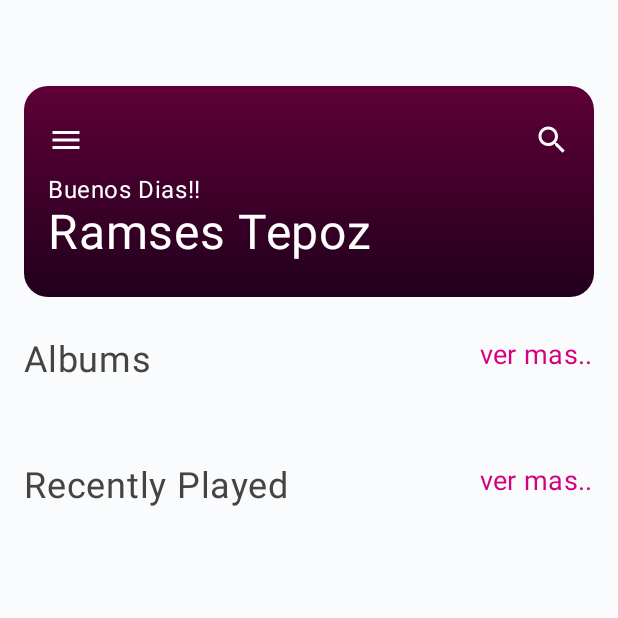
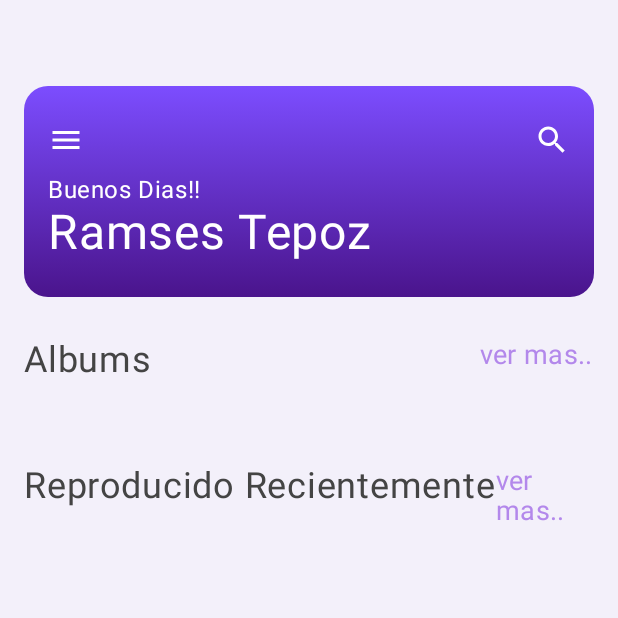
Before and after one commit to Ramsestpz/RTepozMusicApp, an Android app built with Jetpack Compose: the screen it shows after launch (MainActivity), on a phone screen of 412 x 824 dp, the top half of it. Run offline under Robolectric (Android 15) with nearby library versions, the phone set to English and light mode, and no system bars.

Commit message:
6 commit

```diff
--- a/app/src/main/java/com/tepoz/rtepozmusicapp/MainActivity.kt
+++ b/app/src/main/java/com/tepoz/rtepozmusicapp/MainActivity.kt
@@ -13,7 +13,8 @@ import androidx.navigation.compose.rememberNavController
 import androidx.navigation.toRoute
 import com.tepoz.rtepozmusicapp.models.AlDetailScreenRoute
 import com.tepoz.rtepozmusicapp.models.HomeScreenRoute
-import com.tepoz.rtepozmusicapp.screens.AlDetailScreen
+import com.tepoz.rtepozmusicapp.screens.AlbumDetailScreen
+
 import com.tepoz.rtepozmusicapp.screens.HomeScreen
 
 import com.tepoz.rtepozmusicapp.ui.theme.RTepozMusicAppTheme
@@ -34,7 +35,7 @@ class MainActivity : ComponentActivity() {
                         }
                         composable<AlDetailScreenRoute> { backEntry ->
                             val args = backEntry.toRoute<AlDetailScreenRoute>()
-                            AlDetailScreen(args.id)
+                            AlbumDetailScreen(args.id)
                         }
                     }
                 }
--- a/app/src/main/java/com/tepoz/rtepozmusicapp/screens/AlDetailScreen.kt
+++ b/app/src/main/java/com/tepoz/rtepozmusicapp/screens/AlDetailScreen.kt
@@ -54,7 +54,7 @@ import retrofit2.converter.gson.GsonConverterFactory
 
 @Composable
 fun AlbumDetailScreen(albumId: String) {
-    val BASE_URL = "https://music.juanfrausto.com/api/"
+    val BASE_URL = "https://music.juanfrausto.com/"
     var album by remember { mutableStateOf<Album?>(null) }
 
     LaunchedEffect(true) {
--- a/app/src/main/java/com/tepoz/rtepozmusicapp/screens/HomeScreen.kt
+++ b/app/src/main/java/com/tepoz/rtepozmusicapp/screens/HomeScreen.kt
@@ -109,14 +109,16 @@ fun HomeScreen(navController: NavController) {
             }
 
             item {
-                AlbumTitle(title = "Recently Played")
+                AlbumTitle(title = "Reproducido Recientemente")
             }
 
             items(albums) { album ->
                 AlbumLux(
                     album = album
                 )
+
             }
+
         }
     }
 }
--- a/app/src/main/java/com/tepoz/rtepozmusicapp/ui/theme/Color.kt
+++ b/app/src/main/java/com/tepoz/rtepozmusicapp/ui/theme/Color.kt
@@ -10,7 +10,7 @@ val Purple40 = Color(0xFF6650a4)
 val PurpleGrey40 = Color(0xFF625b71)
 val Pink40 = Color(0xFF7D5260)
 
-val LightColor = Color(0xFFD4007E)
-val PrimaryColor = Color(0xFF5E0038)
-val DarkColor = Color(0xFF21001C)
-val BackgroundColor = Color(0xFFFAFBFD)
+val LightColor = Color(0xFFB388EB)        // Lavanda claro para acentos y chips
+val PrimaryColor = Color(0xFF7C4DFF)       // Morado vibrante para botones y overlays
+val DarkColor = Color(0xFF4A148C)          // Morado profundo para fondo del mini reproductor
+val BackgroundColor = Color(0xFFF3F0FA)    // Fondo claro con tinte violeta suave
```
